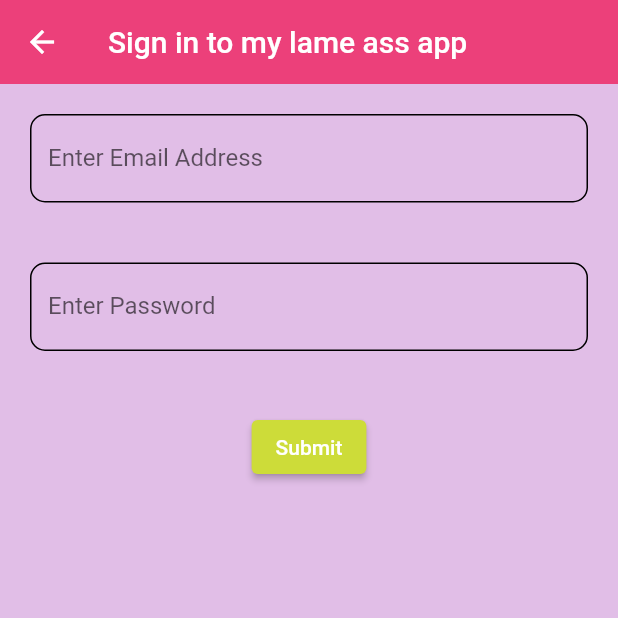
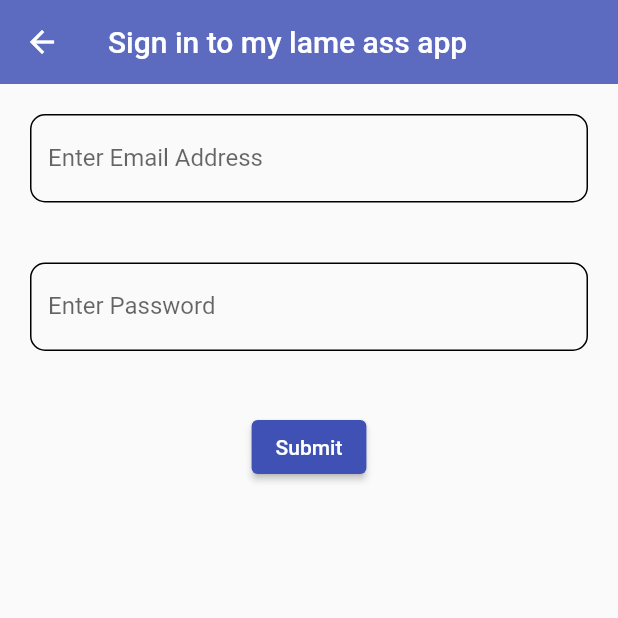
Before and after one commit to jimmbuzz/fanpage, a Flutter app: the Authenticate screen opened directly, after a tap on "Login With Email", on a phone screen of 412 x 824 dp, the top half of it. Run offline on Flutter 3.47's test engine with Material 2 defaults, Android fonts, the light colour scheme and no system bars; our stand-ins replace cloud_firestore, firebase_auth, firebase_core, firebase_database; accounts and stored records are empty.

Commit message:
colors and background image

```diff
--- a/lib/main.dart
+++ b/lib/main.dart
@@ -1,4 +1,4 @@
-import 'package:fan_page/screens/wrapper.dart';
+import 'package:fan_page/screens/auth/authenticate.dart';
 import 'package:firebase_core/firebase_core.dart';
 import 'package:flutter/material.dart';
 
@@ -13,7 +13,7 @@ class MyApp extends StatelessWidget {
   @override
   Widget build(BuildContext context) {
     return MaterialApp(
-      home: Wrapper(),
+      home: Authenticate(),
     );
   }
 }
--- a/lib/screens/auth/authenticate.dart
+++ b/lib/screens/auth/authenticate.dart
@@ -16,6 +16,7 @@ class _AuthenticateState extends State<Authenticate> {
     return Scaffold(
       appBar: AppBar(
         title: Text("Register Or Login"),
+        backgroundColor: Colors.indigo[400],
       ),
       body: Center(
           child: Column(mainAxisAlignment: MainAxisAlignment.center, children : <Widget>[
@@ -32,7 +33,7 @@ class _AuthenticateState extends State<Authenticate> {
             Padding(
               padding: EdgeInsets.all(10.0),
                 child: ElevatedButton(
-                    style: ButtonStyle(backgroundColor: MaterialStateProperty.all<Color>(Colors.lightBlue)),
+                    style: ButtonStyle(backgroundColor: MaterialStateProperty.all<Color>(Colors.indigo)),
                     onPressed: () {
                       Navigator.push(
                         context,
@@ -44,8 +45,21 @@ class _AuthenticateState extends State<Authenticate> {
             ),
             Padding(
               padding: EdgeInsets.all(10.0),
+              child: ElevatedButton(
+                style: ButtonStyle(backgroundColor: MaterialStateProperty.all<Color>(Colors.indigo)),
+                    onPressed: () {
+                      Navigator.push(
+                        context,
+                        MaterialPageRoute(builder: (context) => SignIn()),
+                      );
+                    },
+                    child: Text('Sign in with Google'),
+              ),
+            ),
+            Padding(
+              padding: EdgeInsets.all(10.0),
                 child: ElevatedButton(
-                    style: ButtonStyle(backgroundColor: MaterialStateProperty.all<Color>(Colors.lightBlue)),
+                    style: ButtonStyle(backgroundColor: MaterialStateProperty.all<Color>(Colors.indigo)),
                     onPressed: () {
                       Navigator.push(
                         context,
--- a/lib/screens/auth/sign_in.dart
+++ b/lib/screens/auth/sign_in.dart
@@ -19,13 +19,12 @@ class _SignInState extends State<SignIn> {
   //var child;
  // User user = await _auth.instance.signIn
 
-
   @override
   Widget build(BuildContext context) {
     return Scaffold(
-      backgroundColor: Colors.purple[100],
+      //backgroundColor: Colors.purple[100],
       appBar: AppBar(
-        backgroundColor: Colors.pink[400],
+        backgroundColor: Colors.indigo[400],
         elevation: 0.0,
         title: Text('Sign in to my lame ass app'),
       ),
@@ -57,6 +56,7 @@ class _SignInState extends State<SignIn> {
             Padding(
               padding: EdgeInsets.all(20),
               child: TextFormField(
+                obscureText: true,
                 controller: passwordController,
                 decoration: InputDecoration(
                   labelText: "Enter Password",
@@ -79,7 +79,7 @@ class _SignInState extends State<SignIn> {
               child: isLoading
                 ? CircularProgressIndicator()
                 : ElevatedButton(
-                  style: ButtonStyle(backgroundColor: MaterialStateProperty.all<Color>(Colors.lime)),
+                  style: ButtonStyle(backgroundColor: MaterialStateProperty.all<Color>(Colors.indigo)),
                   onPressed: () {
                     if (_formKey.currentState!.validate()) {
                       setState(() {
@@ -96,7 +96,46 @@ class _SignInState extends State<SignIn> {
           )
         )
       ),
-      //Row(
+
+    );
+  }
+  void loginFB() {
+    _auth.signInWithEmailAndPassword(
+      email: emailController.text,
+      password: passwordController.text
+    ).then((result) {
+      isLoading = false;
+      Navigator.pushReplacement(
+        context,
+        MaterialPageRoute(builder: (context) => Home(uid: result.user!.uid)),
+      );
+    }).catchError((err) {
+      print(err.message);
+      showDialog(
+          context: context,
+          builder: (BuildContext context) {
+            return AlertDialog(
+              title: Text("Error"),
+              content: Text(err.message),
+              actions: [
+                ElevatedButton(
+                  child: Text("Ok"),
+                  onPressed: () {
+                    Navigator.of(context).pop();
+                  },
+                )
+              ],
+            );
+          });
+    });
+  }
+}
+
+
+
+
+
+ //Row(
       //  children: <Widget>[
         //  Container(
           //  //padding: EdgeInsets.symmetric(vertical: 20, horizontal: 50),
@@ -149,36 +188,3 @@ class _SignInState extends State<SignIn> {
       //    ),
     //    ],
   //    )
-    );
-  }
-  void loginFB() {
-    _auth.signInWithEmailAndPassword(
-      email: emailController.text,
-      password: passwordController.text
-    ).then((result) {
-      isLoading = false;
-      Navigator.pushReplacement(
-        context,
-        MaterialPageRoute(builder: (context) => Home(uid: result.user!.uid)),
-      );
-    }).catchError((err) {
-      print(err.message);
-      showDialog(
-          context: context,
-          builder: (BuildContext context) {
-            return AlertDialog(
-              title: Text("Error"),
-              content: Text(err.message),
-              actions: [
-                ElevatedButton(
-                  child: Text("Ok"),
-                  onPressed: () {
-                    Navigator.of(context).pop();
-                  },
-                )
-              ],
-            );
-          });
-    });
-  }
-}
--- a/pubspec.yaml
+++ b/pubspec.yaml
@@ -33,6 +33,7 @@ dependencies:
   firebase_core: ^1.3.0
   firebase_storage: ^8.1.3
   firebase_database: ^7.1.1
+  google_sign_in: ^5.0.4
 
 dev_dependencies:
   flutter_test:
```
Also changed, not shown: lib/screens/auth/register.dart (+5 -2 lines), lib/screens/home/home.dart (+22 -4 lines).
